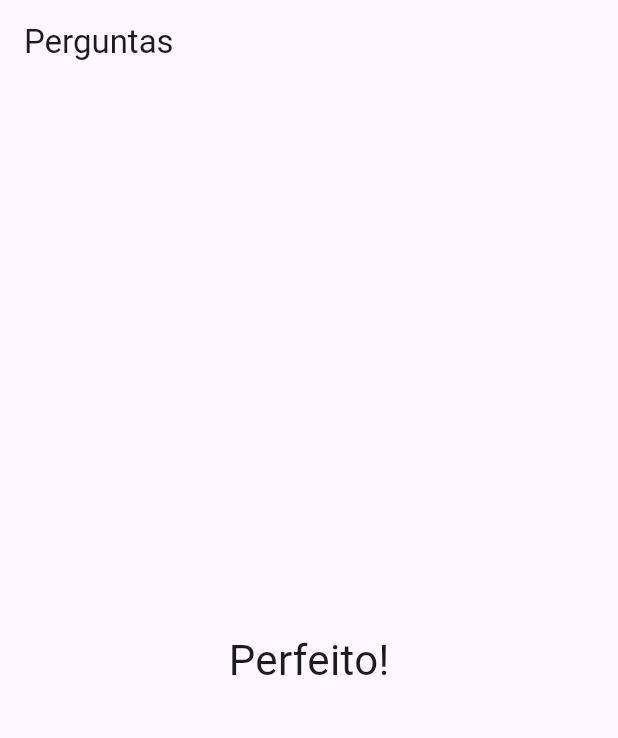
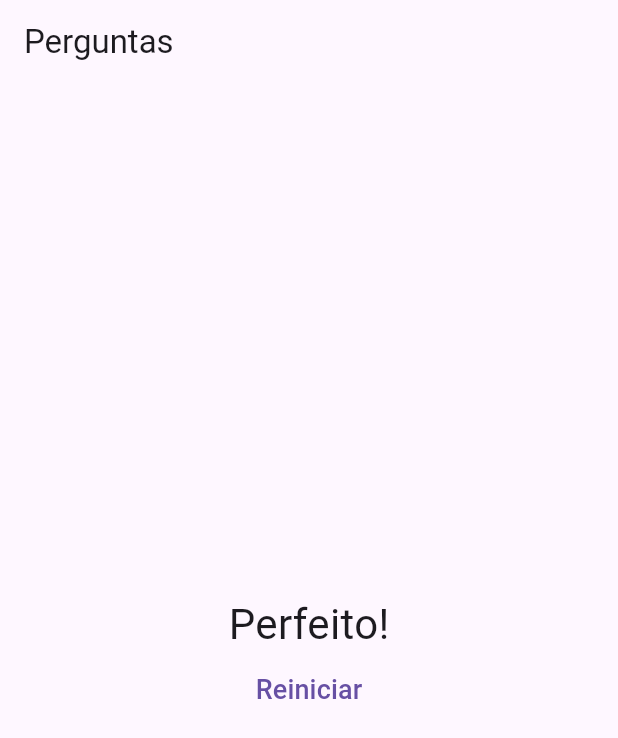
Before and after one commit to elias-ssouza/perguntas, a Flutter app: the screen it shows after launch, after a tap on "Preto", after a tap on "Cobra", after a tap on "Léo", on a phone screen of 412 x 824 dp. Shown: the top 738 px of the screen. Run offline on Flutter 3.47's test engine with Material 3 defaults, Android fonts, the phone set to English and light mode, and no system bars.

Commit message:
adicionando função de reiniciar

```diff
--- a/lib/main.dart
+++ b/lib/main.dart
@@ -43,7 +43,13 @@ class _PerguntaAPPState extends State<PerguntaAPP>{
     _notaTotal += nota;
     });
     }
-    print (_notaTotal);
+  }
+
+  void _reiniciarQuestionario(){
+    setState(() {
+      _perguntaSelecionada = 0;
+      _notaTotal = 0;
+    });
   }
 
   bool get temPerguntaSelecionada{
@@ -63,7 +69,7 @@ class _PerguntaAPPState extends State<PerguntaAPP>{
         body
         : temPerguntaSelecionada ? Questionario(perguntas: _perguntas, perguntaSelecionada
         : _perguntaSelecionada, responder: _responder)
-        : Resultado(_notaTotal),
+        : Resultado(_notaTotal, _reiniciarQuestionario),
     ),
     );
   }
--- a/lib/resultado.dart
+++ b/lib/resultado.dart
@@ -4,7 +4,11 @@ import 'package:flutter/material.dart';
 class Resultado extends StatelessWidget {
 
 final int nota;
-Resultado(this.nota);
+final void Function() reiniciarQuestionario;
+
+Resultado(this.nota, this.reiniciarQuestionario);
+
+
 String get fraseResultado{
   if(nota < 8){
    return 'Parabéns!';
@@ -19,9 +23,20 @@ String get fraseResultado{
 
   @override
   Widget build(BuildContext context) {
-    return Center(
-            child: Text(fraseResultado, style: TextStyle(fontSize: 28),
-          ),
-        );
+    return Column(
+      mainAxisAlignment: MainAxisAlignment.center,
+      children: [
+        Center(
+                child: Text(fraseResultado,
+                style: TextStyle(fontSize: 28),
+              ),
+            ),
+            TextButton(onPressed: reiniciarQuestionario, child:
+            Text('Reiniciar',
+            style: TextStyle(fontSize: 18),
+            selectionColor: Colors.blue,),
+            )
+      ],
+    );
   }
 }
```
